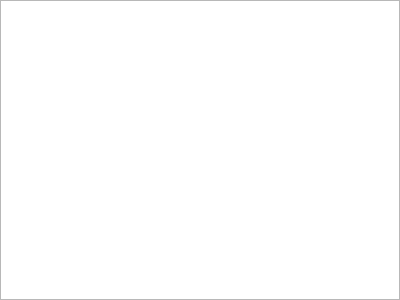
Qt form friendmanager.ui (milletluo/Demo_AddressBook_SQLite) before a commit.
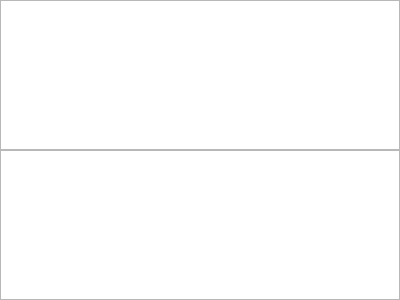
The same form after that commit.

What changed in the file:
```diff
--- a/friendmanager.ui
+++ b/friendmanager.ui
@@ -32,6 +32,9 @@
    <item row="0" column="0">
     <widget class="QTableWidget" name="tableWidget"/>
    </item>
+   <item row="1" column="0">
+    <widget class="QTableView" name="tableView"/>
+   </item>
   </layout>
  </widget>
  <resources/>
```
